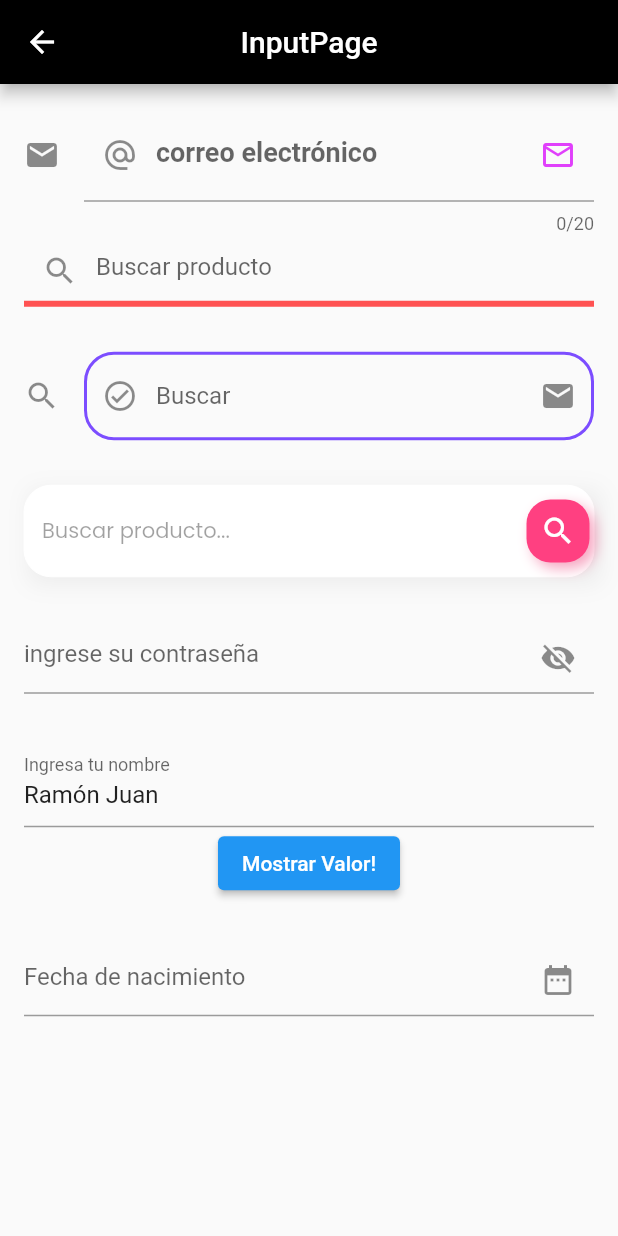
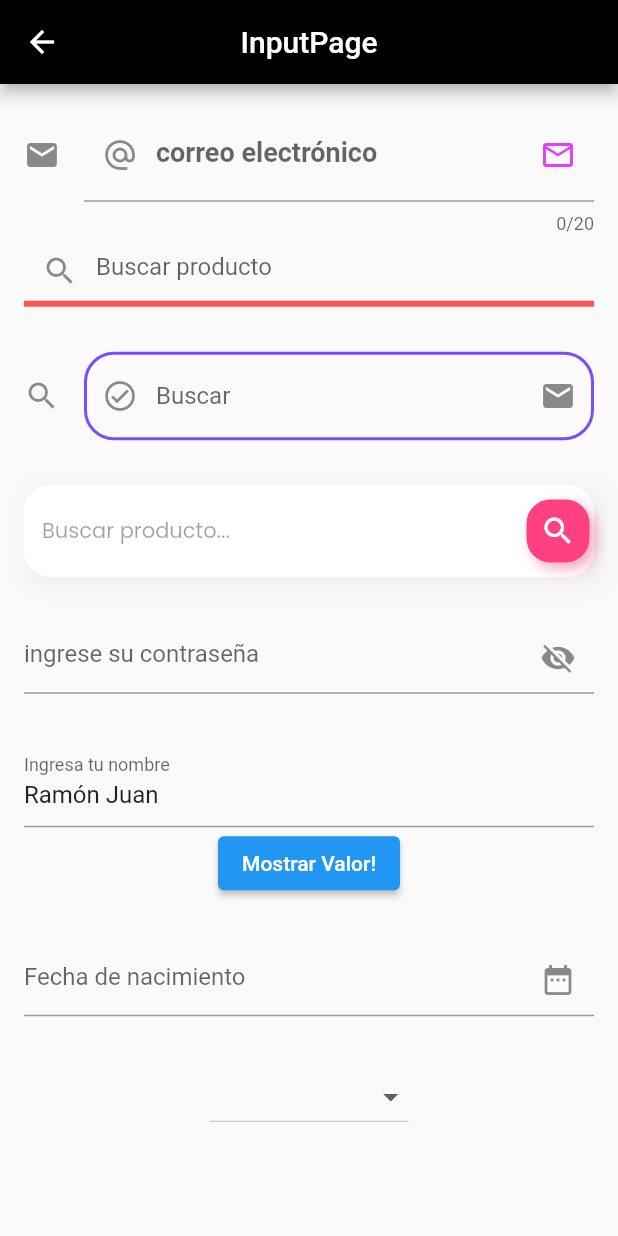
Before and after one commit to cparragatorres/flutter_codigo5_components, a Flutter app: the InputPage screen opened directly, on a phone screen of 412 x 824 dp. Run offline on Flutter 3.47's test engine with Material 2 defaults, Android fonts, the phone set to English and light mode, and no system bars; our stand-ins replace font_awesome_flutter, google_fonts; network calls fail.

Commit message:
Input Page 7 - DropdownmmenuItem

```diff
--- a/lib/pages/input_pages.dart
+++ b/lib/pages/input_pages.dart
@@ -215,6 +215,32 @@ class _InputPageState extends State<InputPage> {
                   selectDate();
                 },
               ),
+              const SizedBox(height: 30.0),
+              DropdownButton(
+                items: [
+                  DropdownMenuItem(
+                    value: "A",
+                    child: Text(
+                      "Hola",
+                    ),
+                  ),
+                  DropdownMenuItem(
+                    value: "B",
+                    child: Text(
+                        "Buenos dias",
+                    ),
+                  ),
+                  DropdownMenuItem(
+                    value: "C",
+                    child: Text(
+                        "Buenas noches",
+                    ),
+                  ),
+                ],
+                onChanged: (value) {
+                  print(value);
+                },
+              ),
               const SizedBox(height: 100.0),
             ],
           ),
@@ -234,11 +260,9 @@ class _InputPageState extends State<InputPage> {
       firstDate: DateTime(2020),
       lastDate: DateTime(2030),
     );
-    if(dateSelected != null){
-      _dateTimeController.text=dateSelected.toString();
-      setState(() {
-
-      });
+    if (dateSelected != null) {
+      _dateTimeController.text = dateSelected.toString().substring(0, 10);
+      setState(() {});
     }
   }
 }
```
